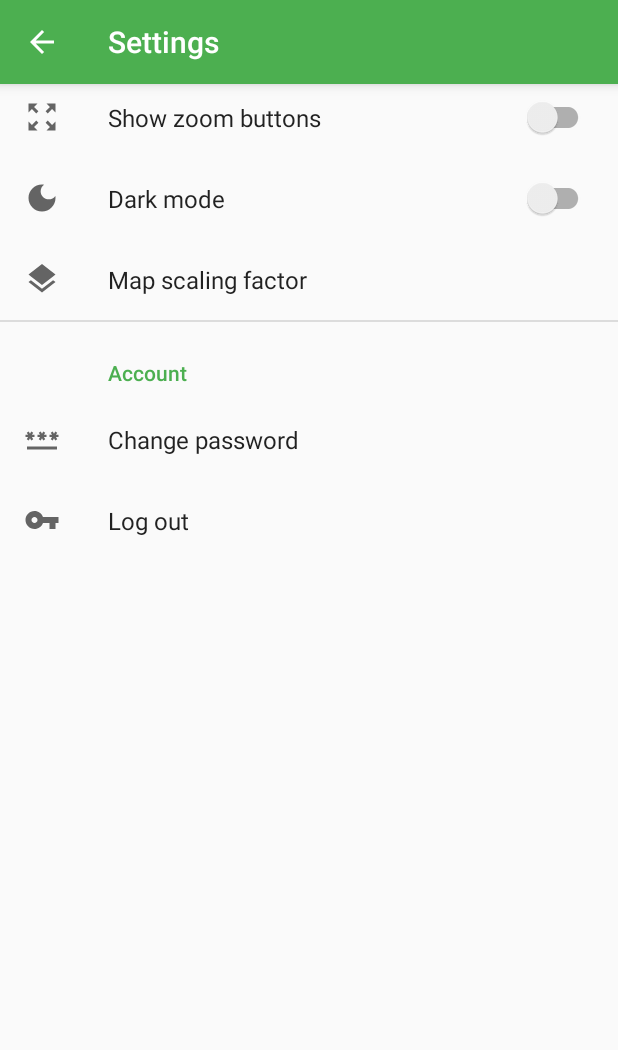
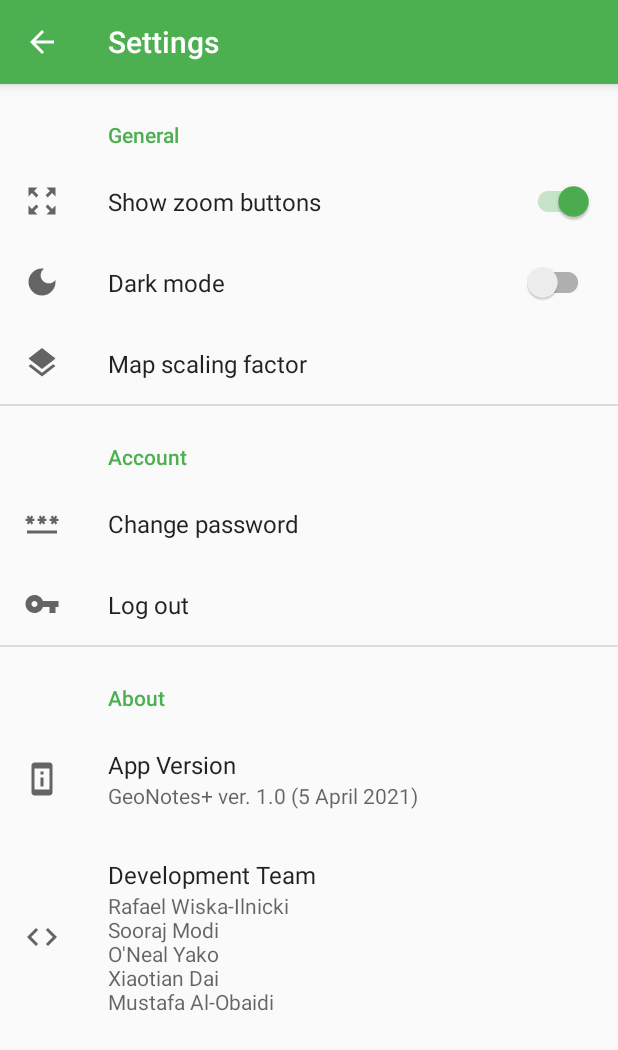
Before and after one commit to SoorajModi/GeoNotesPlus, an Android app: the SettingsActivity screen opened directly, with no data from a screen before it, on a phone screen of 412 x 824 dp. Shown: the top 1050 px of the screen. Run offline under Robolectric (Android 15) with nearby library versions, the phone set to English and light mode, and no system bars; our stand-ins replace Firebase (no records; nobody signed in at launch, a user with empty details on screens opened directly), androidx.preference.

Commit message:
Fixed settings header overlap, added team info

```diff
--- /dev/null
+++ b/app/src/main/res/drawable/ic_team.xml
@@ -0,0 +1,10 @@
+<vector xmlns:android="http://schemas.android.com/apk/res/android"
+    android:width="24dp"
+    android:height="24dp"
+    android:viewportWidth="24"
+    android:viewportHeight="24"
+    android:tint="?attr/colorControlNormal">
+  <path
+      android:fillColor="@android:color/white"
+      android:pathData="M9.4,16.6L4.8,12l4.6,-4.6L8,6l-6,6 6,6 1.4,-1.4zM14.6,16.6l4.6,-4.6 -4.6,-4.6L16,6l6,6 -6,6 -1.4,-1.4z"/>
+</vector>
--- /dev/null
+++ b/app/src/main/res/drawable/ic_version.xml
@@ -0,0 +1,10 @@
+<vector xmlns:android="http://schemas.android.com/apk/res/android"
+    android:width="24dp"
+    android:height="24dp"
+    android:viewportWidth="24"
+    android:viewportHeight="24"
+    android:tint="?attr/colorControlNormal">
+  <path
+      android:fillColor="@android:color/white"
+      android:pathData="M13,7h-2v2h2L13,7zM13,11h-2v6h2v-6zM17,1.01L7,1c-1.1,0 -2,0.9 -2,2v18c0,1.1 0.9,2 2,2h10c1.1,0 2,-0.9 2,-2L19,3c0,-1.1 -0.9,-1.99 -2,-1.99zM17,19L7,19L7,5h10v14z"/>
+</vector>
--- a/app/src/main/res/layout/activity_settings.xml
+++ b/app/src/main/res/layout/activity_settings.xml
@@ -1,9 +1,11 @@
 <?xml version="1.0" encoding="utf-8"?>
-<FrameLayout xmlns:android="http://schemas.android.com/apk/res/android"
+
+<LinearLayout xmlns:android="http://schemas.android.com/apk/res/android"
     xmlns:tools="http://schemas.android.com/tools"
+    android:id="@+id/settings_container"
     android:layout_width="match_parent"
     android:layout_height="match_parent"
-    android:id="@+id/settings_container"
+    android:orientation="vertical"
     tools:context=".SettingsActivity">
 
     <androidx.appcompat.widget.Toolbar
@@ -13,4 +15,8 @@
         android:background="@color/primary"
         android:elevation="5dp"
         android:theme="@style/ToolbarTheme" />
-</FrameLayout>
+
+    <ListView
+        android:layout_width="match_parent"
+        android:layout_height="wrap_content" />
+</LinearLayout>
--- a/app/src/main/res/xml/pref_main.xml
+++ b/app/src/main/res/xml/pref_main.xml
@@ -5,6 +5,7 @@
             android:title="Show zoom buttons"
             android:key="zoom"
             android:icon="@drawable/ic_zoom"
+            android:defaultValue="true"
         />
 
         <SwitchPreferenceCompat
@@ -37,4 +38,20 @@
             android:icon="@drawable/ic_logout"
         />
     </PreferenceCategory>
+
+    <PreferenceCategory android:title="About">
+        <Preference
+            android:title="App Version"
+            android:summary="GeoNotes+ ver. 1.0 (5 April 2021)"
+            android:icon="@drawable/ic_version"
+            android:selectable="false"
+        />
+
+        <Preference
+            android:title="Development Team"
+            android:summary="Rafael Wiska-Ilnicki\nSooraj Modi\nO'Neal Yako\nXiaotian Dai\nMustafa Al-Obaidi"
+            android:icon="@drawable/ic_team"
+            android:selectable="false"
+        />
+    </PreferenceCategory>
 </PreferenceScreen>
```
